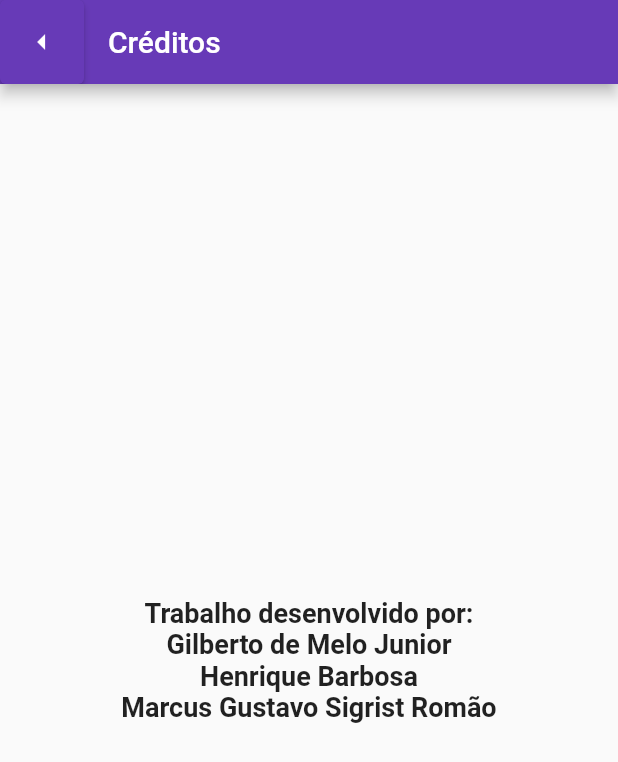
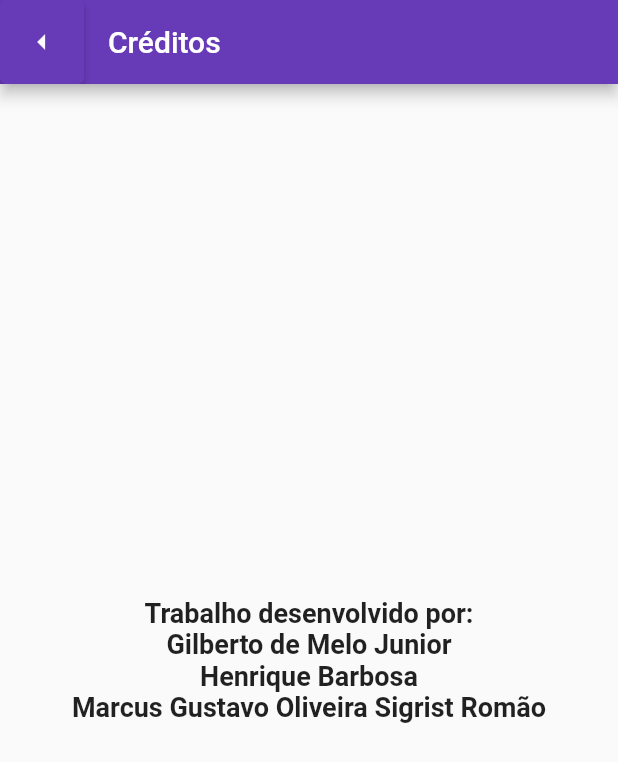
Before and after one commit to HenriBDev/a3usabilidade_mobile, a Flutter app: the TelaSecundaria screen opened directly, on a phone screen of 412 x 824 dp. Shown: the top 762 px of the screen. Run offline on Flutter 3.47's test engine with Material 2 defaults, Android fonts, the phone set to English and light mode, and no system bars; our stand-ins replace flutter_dotenv; statements that could not run were skipped.

Commit message:
Correção de escrita

```diff
--- a/lib/main.dart
+++ b/lib/main.dart
@@ -179,7 +179,7 @@ class TelaSecundaria extends StatelessWidget {
       ),
       body: Center(
         child: Text(
-          'Trabalho desenvolvido por:\nGilberto de Melo Junior\nHenrique Barbosa\nMarcus Gustavo Sigrist Romão',
+          'Trabalho desenvolvido por:\nGilberto de Melo Junior\nHenrique Barbosa\nMarcus Gustavo Oliveira Sigrist Romão',
           textAlign: TextAlign.center,
           style: const TextStyle(
               fontWeight: FontWeight.bold,
```
